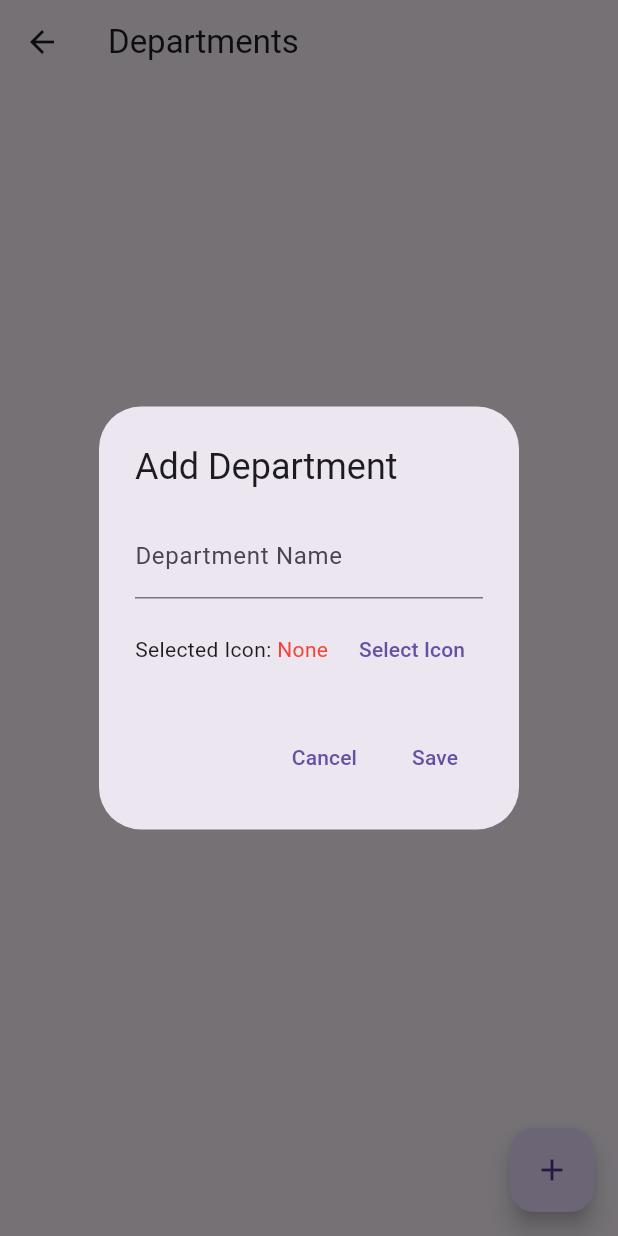
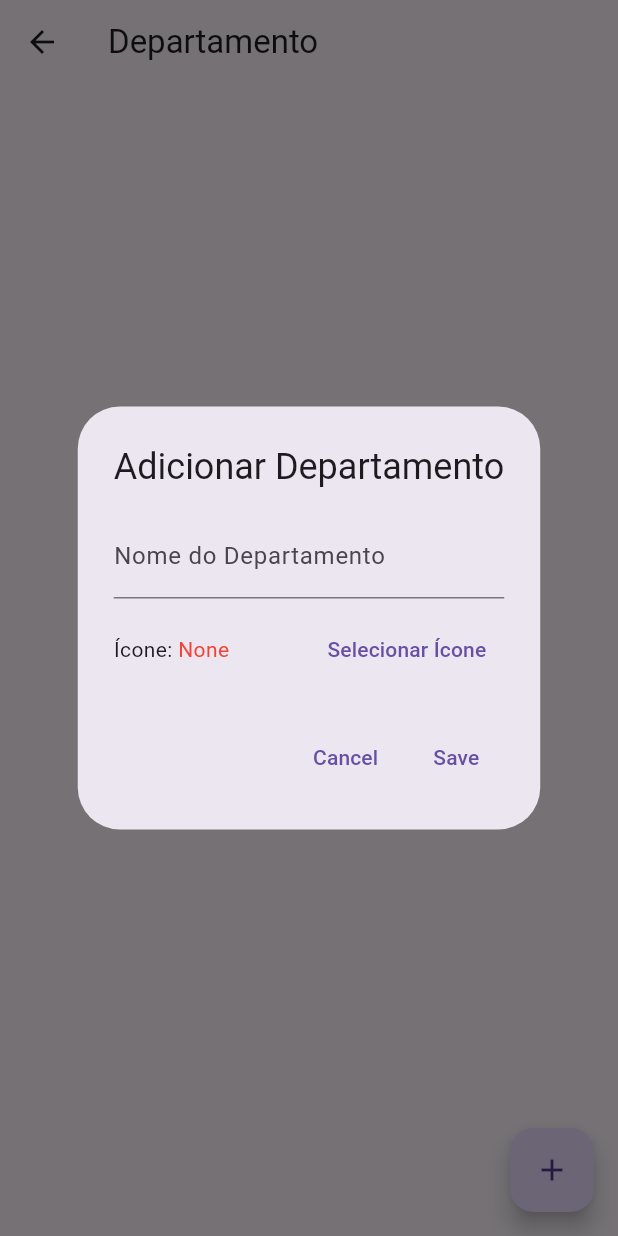
Before and after one commit to WellAzvdo/EscalaIEVV, a Flutter app: the DepartmentsScreen screen opened directly, after a tap on the "add" icon, on a phone screen of 412 x 824 dp. Run offline on Flutter 3.47's test engine with Material 3 defaults, Android fonts, the phone set to English and light mode, and no system bars; our stand-ins replace device_preview, sqflite_common, sqflite_common_ffi, table_calendar; accounts and stored records are empty.

```diff
--- a/church_schedule_app/lib/screens/departments_screen.dart
+++ b/church_schedule_app/lib/screens/departments_screen.dart
@@ -77,7 +77,7 @@ class _DepartmentsScreenState extends State<DepartmentsScreen> {
       context: context,
       builder: (context) {
         return AlertDialog(
-          title: Text('Select an Icon'),
+          title: Text('Selecione um ícone'),
           content: Container(
             width: double.maxFinite,
             child: GridView.builder(
@@ -114,18 +114,18 @@ class _DepartmentsScreenState extends State<DepartmentsScreen> {
         return StatefulBuilder( // Para atualizar o estado dentro do dialog
           builder: (context, setDialogState) {
             return AlertDialog(
-              title: Text(id == null ? 'Add Department' : 'Edit Department'),
+              title: Text(id == null ? 'Adicionar Departamento' : 'Editar Departamento'),
               content: Column(
                 mainAxisSize: MainAxisSize.min,
                 children: [
                   TextField(
                     controller: _nameController,
-                    decoration: InputDecoration(labelText: 'Department Name'),
+                    decoration: InputDecoration(labelText: 'Nome do Departamento'),
                   ),
                   SizedBox(height: 10),
                   Row(
                     children: [
-                      Text('Selected Icon: '),
+                      Text('Ícone: '),
                       if (selectedIcon != null)
                         Icon(
                           IconData(
@@ -145,7 +145,7 @@ class _DepartmentsScreenState extends State<DepartmentsScreen> {
                             });
                           }
                         },
-                        child: Text('Select Icon'),
+                        child: Text('Selecionar Ícone'),
                       ),
                     ],
                   ),
@@ -161,7 +161,7 @@ class _DepartmentsScreenState extends State<DepartmentsScreen> {
                     if (selectedIcon == null) {
                       // Mostra mensagem de erro se o ícone não foi selecionado
                       ScaffoldMessenger.of(context).showSnackBar(
-                        SnackBar(content: Text('Please select an icon!')),
+                        SnackBar(content: Text('Por favor, seleciona um ícone!')),
                       );
                       return; // Não permite salvar
                     }
@@ -201,7 +201,7 @@ class _DepartmentsScreenState extends State<DepartmentsScreen> {
         ];
 
         return AlertDialog(
-          title: Text('Select an Icon'),
+          title: Text('Selecione um ícone'),
           content: SizedBox(
             width: double.maxFinite,
             child: GridView.builder(
@@ -232,19 +232,19 @@ class _DepartmentsScreenState extends State<DepartmentsScreen> {
       context: context,
       builder: (_) {
         return AlertDialog(
-          title: Text('Confirm Deletion'),
-          content: Text('Are you sure you want to delete this department?'),
+          title: Text('Confirmar Exclusão'),
+          content: Text('ATem certeza de que deseja excluir este Departamento?'),
           actions: [
             TextButton(
               onPressed: () => Navigator.of(context).pop(),
-              child: Text('Cancel'),
+              child: Text('Cancelar'),
             ),
             TextButton(
               onPressed: () {
                 _deleteDepartment(id);
                 Navigator.of(context).pop();
               },
-              child: Text('Delete'),
+              child: Text('Excluir'),
             ),
           ],
         );
@@ -256,10 +256,10 @@ class _DepartmentsScreenState extends State<DepartmentsScreen> {
   Widget build(BuildContext context) {
     return Scaffold(
       appBar: AppBar(
-        title: Text('Departments'),
+        title: Text('Departamento'),
       ),
       body: _departments.isEmpty
-          ? Center(child: Text('No departments added yet.'))
+          ? Center(child: Text('Nenhum departamento adicionado ainda.'))
           : ListView.builder(
               itemCount: _departments.length,
               itemBuilder: (context, index) {
--- a/church_schedule_app/lib/screens/menu_screen.dart
+++ b/church_schedule_app/lib/screens/menu_screen.dart
@@ -9,10 +9,10 @@ import '../screens/departments_selecion_screen.dart'; // Importar a tela de sele
 class MenuScreen extends StatelessWidget {
   final List<Map<String, dynamic>> _menuItems = [
     {'icon': Icons.business, 'label': 'Departamentos', 'screen': DepartmentsScreen()},
+    {'icon': Icons.settings, 'label': 'Gerenciar Posições', 'screen': ManagePositionsScreen()},
     {'icon': Icons.person, 'label': 'Membros', 'screen': AddMembersScreen()},
     {'icon': Icons.schedule, 'label': 'Escalas', 'screen': AddEditScaleScreen()},
     {'icon': Icons.calendar_today, 'label': 'Visualizar Escalas', 'screen': DepartmentsSelectionScreen()}, // Alterado para a tela de seleção de departamentos
-    {'icon': Icons.settings, 'label': 'Gerenciar Posições', 'screen': ManagePositionsScreen()},
   ];
 
   @override
```
Also changed, not shown: church_schedule_app/lib/screens/add_members_screen.dart (+33 -2 lines), church_schedule_app/lib/screens/manage_positions_screen.dart (+34 -2 lines), church_schedule_app/lib/screens/scales_view_screen.dart (+35 -6 lines), church_schedule_app/lib/screens/add_edit_scale_screen.dart (line endings or trailing spaces).
